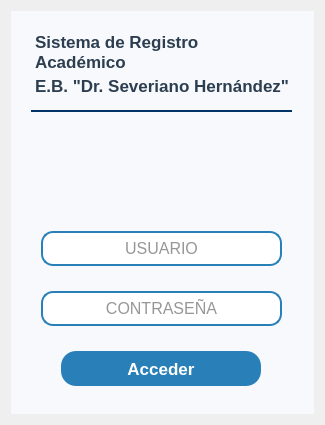
Old version of the form resources/ui/login.ui in the repository Proyecto-Uptjaa/Proyecto_SIRA.
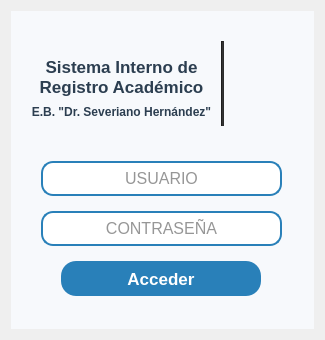
New version of the form. Icons and pictures are not drawn.

Commit message: Ajuste en titulo de login y tamaño ventana

Diff of the .ui file:
```diff
--- a/resources/ui/login.ui
+++ b/resources/ui/login.ui
@@ -7,19 +7,19 @@
     <x>0</x>
     <y>0</y>
     <width>325</width>
-    <height>425</height>
+    <height>340</height>
    </rect>
   </property>
   <property name="minimumSize">
    <size>
     <width>325</width>
-    <height>425</height>
+    <height>340</height>
    </size>
   </property>
   <property name="maximumSize">
    <size>
     <width>325</width>
-    <height>425</height>
+    <height>340</height>
    </size>
   </property>
   <property name="windowTitle">
@@ -45,14 +45,14 @@
       <property name="geometry">
        <rect>
         <x>20</x>
-        <y>20</y>
-        <width>261</width>
+        <y>40</y>
+        <width>181</width>
         <height>51</height>
        </rect>
       </property>
       <property name="minimumSize">
        <size>
-        <width>250</width>
+        <width>100</width>
         <height>21</height>
        </size>
       </property>
@@ -72,12 +72,13 @@
       <property name="styleSheet">
        <string notr="true">QLabel {
     color: #2c3e50; 
-    qproperty-alignment: AlignCenter;
-    margin-bottom: 10px;
 }</string>
       </property>
       <property name="text">
-       <string>Sistema de Registro Académico</string>
+       <string>Sistema Interno de Registro Académico</string>
+      </property>
+      <property name="alignment">
+       <set>Qt::AlignmentFlag::AlignCenter</set>
       </property>
       <property name="wordWrap">
        <bool>true</bool>
@@ -86,16 +87,16 @@
      <widget class="QLabel" name="lblLogo_login">
       <property name="geometry">
        <rect>
-        <x>114</x>
-        <y>110</y>
-        <width>80</width>
-        <height>90</height>
+        <x>220</x>
+        <y>30</y>
+        <width>75</width>
+        <height>85</height>
        </rect>
       </property>
       <property name="minimumSize">
        <size>
         <width>70</width>
-        <height>90</height>
+        <height>80</height>
        </size>
       </property>
       <property name="maximumSize">
@@ -124,7 +125,7 @@
       <property name="geometry">
        <rect>
         <x>30</x>
-        <y>220</y>
+        <y>150</y>
         <width>241</width>
         <height>35</height>
        </rect>
@@ -161,7 +162,7 @@
       <property name="geometry">
        <rect>
         <x>30</x>
-        <y>280</y>
+        <y>200</y>
         <width>241</width>
         <height>35</height>
        </rect>
@@ -201,7 +202,7 @@
       <property name="geometry">
        <rect>
         <x>50</x>
-        <y>340</y>
+        <y>250</y>
         <width>200</width>
         <height>35</height>
        </rect>
@@ -260,46 +261,73 @@
         <normaloff>:/icons/login_w.png</normaloff>:/icons/login_w.png</iconset>
       </property>
      </widget>
-     <widget class="QLabel" name="lblTitulo_login_2">
+     <widget class="Line" name="line_2">
       <property name="geometry">
        <rect>
-        <x>20</x>
-        <y>50</y>
-        <width>261</width>
+        <x>210</x>
+        <y>30</y>
+        <width>3</width>
+        <height>85</height>
+       </rect>
+      </property>
+      <property name="minimumSize">
+       <size>
+        <width>3</width>
         <height>61</height>
+       </size>
+      </property>
+      <property name="maximumSize">
+       <size>
+        <width>3</width>
+        <height>85</height>
+       </size>
+      </property>
+      <property name="styleSheet">
+       <string notr="true">background-color: #2d2d2d;</string>
+      </property>
+      <property name="orientation">
+       <enum>Qt::Orientation::Vertical</enum>
+      </property>
+     </widget>
+     <widget class="QLabel" name="lblTitulo_login_2">
+      <property name="geometry">
+       <rect>
+        <x>10</x>
+        <y>90</y>
+        <width>201</width>
+        <height>21</height>
        </rect>
       </property>
       <property name="minimumSize">
        <size>
-        <width>241</width>
+        <width>100</width>
         <height>21</height>
        </size>
       </property>
       <property name="maximumSize">
        <size>
-        <width>307</width>
+        <width>325</width>
         <height>120</height>
        </size>
       </property>
       <property name="font">
        <font>
         <family>Segoe UI</family>
-        <pointsize>13</pointsize>
+        <pointsize>9</pointsize>
         <bold>true</bold>
        </font>
       </property>
       <property name="styleSheet">
        <string notr="true">QLabel {
-
     color: #2c3e50; 
-    qproperty-alignment: AlignCenter;
-    margin-bottom: 10px;
-    border-bottom: 2px solid #003366; /* línea decorativa */
 }</string>
       </property>
       <property name="text">
        <string>E.B. &quot;Dr. Severiano Hernández&quot;</string>
       </property>
+      <property name="alignment">
+       <set>Qt::AlignmentFlag::AlignCenter</set>
+      </property>
       <property name="wordWrap">
        <bool>true</bool>
       </property>
@@ -308,8 +336,9 @@
      <zorder>inputUser</zorder>
      <zorder>inputPassword</zorder>
      <zorder>btnLogin</zorder>
-     <zorder>lblTitulo_login_2</zorder>
      <zorder>lblTitulo_login</zorder>
+     <zorder>lblTitulo_login_2</zorder>
+     <zorder>line_2</zorder>
     </widget>
    </item>
   </layout>
```
